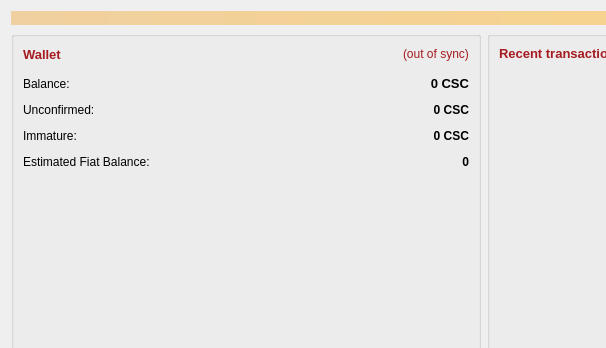
First picture: the form in src/qt/forms/overviewpage.ui, repository go140point6/casinocoin, before the edit; both pictures show x 0 to 606 and y 0 to 348 of the 805 by 550 pixel window.
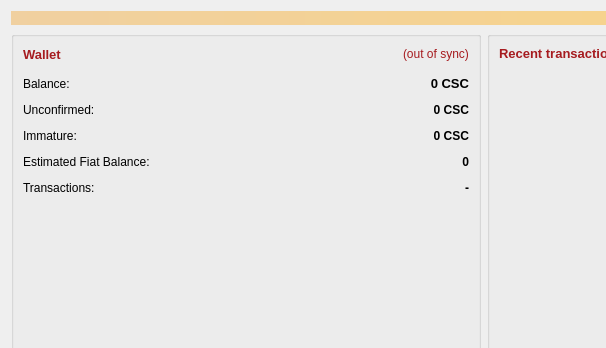
Second picture: the form after the edit.

The edit to the form file:
```diff
--- a/src/qt/forms/overviewpage.ui
+++ b/src/qt/forms/overviewpage.ui
@@ -242,7 +242,42 @@
               </property>
              </widget>
             </item>
-            <item row="5" column="0" colspan="2">
+           <item row="5" column="0">
+            <widget class="QLabel" name="lblTransactionCount">
+             <property name="styleSheet">
+              <string notr="true"/>
+             </property>
+             <property name="text">
+              <string>Transactions:</string>
+             </property>
+             <property name="wordWrap">
+              <bool>true</bool>
+             </property>
+            </widget>
+           </item>
+           <item row="5" column="1">
+            <widget class="QLabel" name="txtTransactionCount">
+             <property name="font">
+              <font>
+               <weight>75</weight>
+               <bold>true</bold>
+              </font>
+             </property>
+             <property name="styleSheet">
+              <string notr="true"/>
+             </property>
+             <property name="text">
+              <string notr="true">-</string>
+             </property>
+             <property name="alignment">
+              <set>Qt::AlignRight|Qt::AlignTrailing|Qt::AlignVCenter</set>
+             </property>
+             <property name="wordWrap">
+              <bool>true</bool>
+             </property>
+            </widget>
+           </item>
+           <item row="6" column="0" colspan="2">
              <spacer name="verticalSpacer">
               <property name="orientation">
                <enum>Qt::Vertical</enum>
```
Lines whose indentation alone changed are shown as unchanged.
